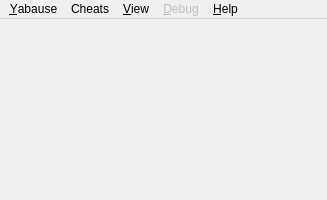
Before: the Qt Designer form yabause/src/qt/ui/UIYabause.ui in KitoHo/yabause, drawn with Qt 5.
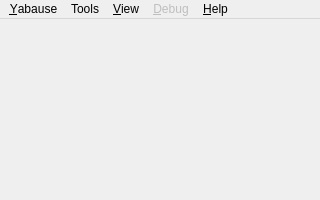
After: the same form once the commit is applied. Icons and pictures are not drawn.

What changed in the file:
```diff
--- a/yabause/src/qt/ui/UIYabause.ui
+++ b/yabause/src/qt/ui/UIYabause.ui
@@ -5,7 +5,7 @@
    <rect>
     <x>0</x>
     <y>0</y>
-    <width>327</width>
+    <width>320</width>
     <height>200</height>
    </rect>
   </property>
@@ -21,8 +21,8 @@
     <rect>
      <x>0</x>
      <y>0</y>
-     <width>327</width>
-     <height>22</height>
+     <width>320</width>
+     <height>27</height>
     </rect>
    </property>
    <widget class="QMenu" name="mYabause" >
@@ -116,14 +116,14 @@
     </property>
     <addaction name="aHelpAbout" />
    </widget>
-   <widget class="QMenu" name="mCheats" >
+   <widget class="QMenu" name="mTools" >
     <property name="title" >
-     <string>Cheats</string>
+     <string>Tools</string>
     </property>
     <addaction name="aCheatsList" />
    </widget>
    <addaction name="mYabause" />
-   <addaction name="mCheats" />
+   <addaction name="mTools" />
    <addaction name="mView" />
    <addaction name="mViewDebug" />
    <addaction name="mHelp" />
```
Left out of the diff: 12 changed lines with no effect on the pictures.
